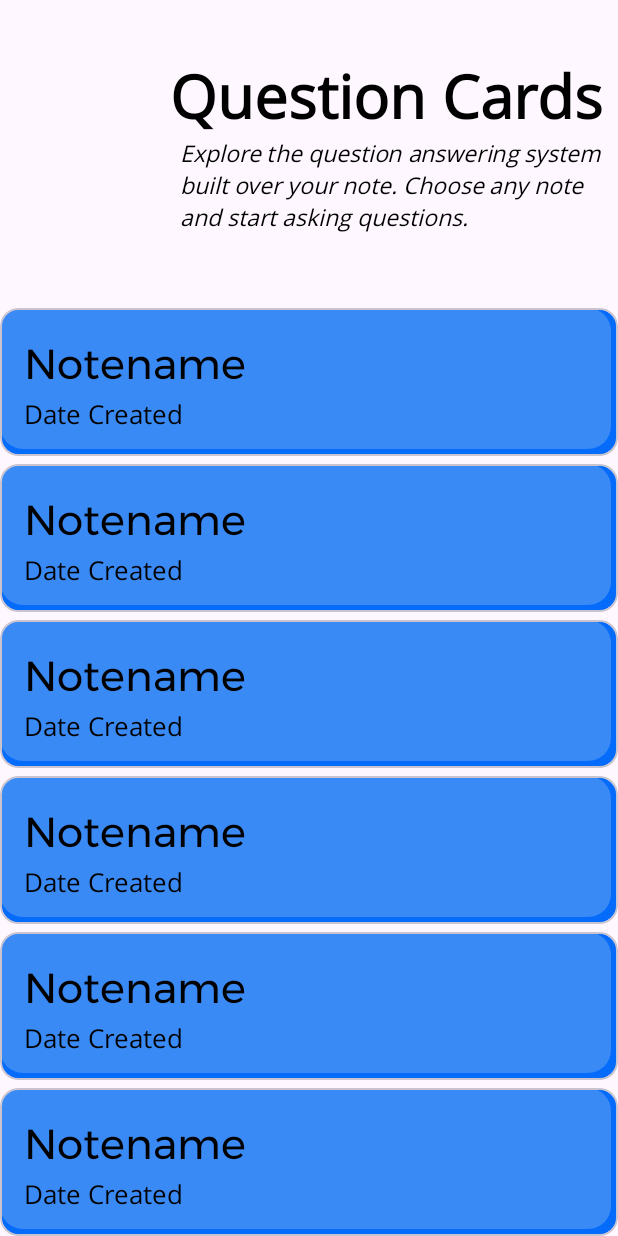
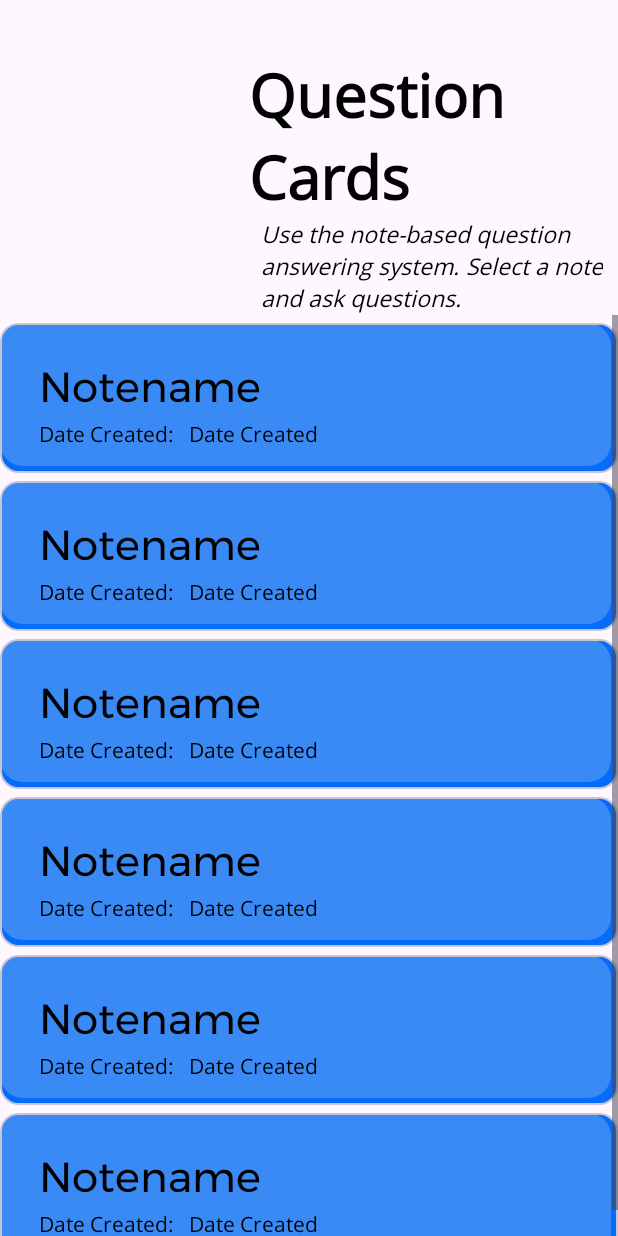
Before and after one commit to Dhruv16S/StudyMate, an Android app: the layout fragment_qcards.xml on its own in the app's theme, with its tools: preview values and no code run, on a phone screen of 412 x 824 dp. Run offline under Robolectric (Android 15) with nearby library versions, the light colour scheme and no system bars.

Commit message:
Complete Question Answering System

```diff
--- a/app/src/main/java/com/example/studymate/CardAdapter.kt
+++ b/app/src/main/java/com/example/studymate/CardAdapter.kt
@@ -44,7 +44,6 @@ class CardAdapter(
             context.startActivity(intent)
             Toast.makeText(context, "Redirecting", Toast.LENGTH_SHORT).show()
         }
-
     }
 
     override fun getItemCount(): Int {
--- a/app/src/main/res/layout/card_design.xml
+++ b/app/src/main/res/layout/card_design.xml
@@ -14,7 +14,7 @@
         app:layout_constraintStart_toStartOf="parent"
         app:layout_constraintTop_toTopOf="parent">
 
-        <LinearLayout
+        <androidx.constraintlayout.widget.ConstraintLayout
             android:layout_width="match_parent"
             android:layout_height="wrap_content"
             android:orientation="vertical"
@@ -28,28 +28,51 @@
                 android:id="@+id/cardNoteName"
                 android:layout_width="match_parent"
                 android:layout_height="wrap_content"
+                android:layout_marginStart="10dp"
+                android:layout_marginTop="5dp"
                 android:background="@android:color/transparent"
+                android:fontFamily="@font/montserrat"
                 android:text="Notename"
                 android:textColor="@color/black"
                 android:textColorHint="@color/white"
                 android:textCursorDrawable="@drawable/black_cursor"
                 android:textSize="28sp"
-                android:fontFamily="@font/montserrat"
+                android:visibility="visible"
+                app:layout_constraintStart_toStartOf="parent"
+                app:layout_constraintTop_toTopOf="parent"
+                tools:ignore="HardcodedText" />
+
+            <TextView
+                android:id="@+id/dateCreatedText"
+                android:layout_width="wrap_content"
+                android:layout_height="wrap_content"
+                android:layout_marginStart="10dp"
+                android:background="@android:color/transparent"
+                android:fontFamily="@font/open_sans"
+                android:text="Date Created: "
+                android:textColor="@color/black"
+                android:textCursorDrawable="@drawable/black_cursor"
+                android:textSize="14sp"
+                app:layout_constraintStart_toStartOf="parent"
+                app:layout_constraintTop_toBottomOf="@+id/cardNoteName"
                 tools:ignore="HardcodedText" />
 
             <TextView
                 android:id="@+id/cardDateCreated"
                 android:layout_width="match_parent"
                 android:layout_height="wrap_content"
+                android:layout_marginStart="110dp"
                 android:background="@android:color/transparent"
+                android:fontFamily="@font/open_sans"
                 android:text="Date Created"
                 android:textColor="@color/black"
                 android:textCursorDrawable="@drawable/black_cursor"
-                android:textSize="17sp"
-                android:fontFamily="@font/open_sans"
+                android:textSize="14sp"
+                app:layout_constraintStart_toEndOf="@+id/dateCreatedText"
+                app:layout_constraintTop_toBottomOf="@id/cardNoteName"
                 tools:ignore="HardcodedText" />
 
-        </LinearLayout>
+        </androidx.constraintlayout.widget.ConstraintLayout>
     </com.google.android.material.card.MaterialCardView>
 
 
--- a/app/src/main/res/layout/fragment_qcards.xml
+++ b/app/src/main/res/layout/fragment_qcards.xml
@@ -16,7 +16,7 @@
             android:layout_width="wrap_content"
             android:layout_height="wrap_content"
             android:layout_marginTop="36dp"
-            android:layout_marginEnd="10dp"
+            android:layout_marginEnd="75dp"
             android:fontFamily="@font/open_sans"
             android:text="@string/question_cards_frag"
             android:textColor="@color/black"
@@ -30,20 +30,20 @@
             android:id="@+id/textView2"
             android:layout_width="wrap_content"
             android:layout_height="wrap_content"
-            android:layout_marginStart="120dp"
+            android:layout_marginEnd="10dp"
             android:fontFamily="@font/open_sans"
             android:text="@string/q_cards_des"
             android:textColor="@color/black"
             android:textSize="15.5sp"
             android:textStyle="italic"
-            app:layout_constraintStart_toStartOf="parent"
+            app:layout_constraintEnd_toEndOf="parent"
             app:layout_constraintTop_toBottomOf="@+id/createNotes"
             tools:ignore="TextContrastCheck" />
 
         <ScrollView
             android:layout_width="match_parent"
             android:layout_height="match_parent"
-            android:layout_marginTop="200dp"
+            android:layout_marginTop="210dp"
             app:layout_constraintStart_toStartOf="parent"
             app:layout_constraintTop_toTopOf="parent"
             tools:ignore="SpeakableTextPresentCheck">
--- a/app/src/main/res/values-night/strings.xml
+++ b/app/src/main/res/values-night/strings.xml
@@ -1,5 +1,6 @@
-<?xml version="1.0" encoding="utf-8"?>
 <resources>
+    <string name="app_name">Study Mate</string>
+    <string name="hello_blank_fragment">Hello blank fragment</string>
     <string name="create_notes">Create Notes</string>
     <string name="create_your_notes_manually_or_use_nocr_to_extract_text_from_images">Create your notes manually, add\nfiles or use OCR to extract text \nfrom images.</string>
     <string name="note_title">Note Title</string>
@@ -20,7 +21,7 @@
     <string name="question_cards">Question Cards:   </string>
     <string name="notes_created">Notes Created</string>
     <string name="view_update_notes">View or update your notes here</string>
-    <string name="question_cards_frag">Question Cards</string>
-    <string name="q_cards_des">Explore the question answering system\nbuilt over your note. Choose any note\nand start asking questions.</string>
+    <string name="question_cards_frag">Question\nCards</string>
+    <string name="q_cards_des">Use the note-based question\nanswering system. Select a note\nand ask questions.</string>
     <string name="question_answering_system">Question Answering System</string>
 </resources>
--- a/app/src/main/res/values/strings.xml
+++ b/app/src/main/res/values/strings.xml
@@ -1,6 +1,5 @@
 <resources>
     <string name="app_name">Study Mate</string>
-    <!-- TODO: Remove or change this placeholder text -->
     <string name="hello_blank_fragment">Hello blank fragment</string>
     <string name="create_notes">Create Notes</string>
     <string name="create_your_notes_manually_or_use_nocr_to_extract_text_from_images">Create your notes manually, add\nfiles or use OCR to extract text \nfrom images.</string>
@@ -22,7 +21,7 @@
     <string name="question_cards">Question Cards:   </string>
     <string name="notes_created">Notes Created</string>
     <string name="view_update_notes">View or update your notes here</string>
-    <string name="question_cards_frag">Question Cards</string>
-    <string name="q_cards_des">Explore the question answering system\nbuilt over your note. Choose any note\nand start asking questions.</string>
+    <string name="question_cards_frag">Question\nCards</string>
+    <string name="q_cards_des">Use the note-based question\nanswering system. Select a note\nand ask questions.</string>
     <string name="question_answering_system">Question Answering System</string>
 </resources>
```
Also changed, not shown: app/build.gradle (+7 -0 lines), app/src/main/java/com/example/studymate/QuestionAnsweringSystem.kt (+183 -12 lines), app/src/main/res/layout/activity_question_answering_system.xml (+7 -5 lines), app/src/main/res/font/open_sans_bold.ttf (added), 2 other files.
